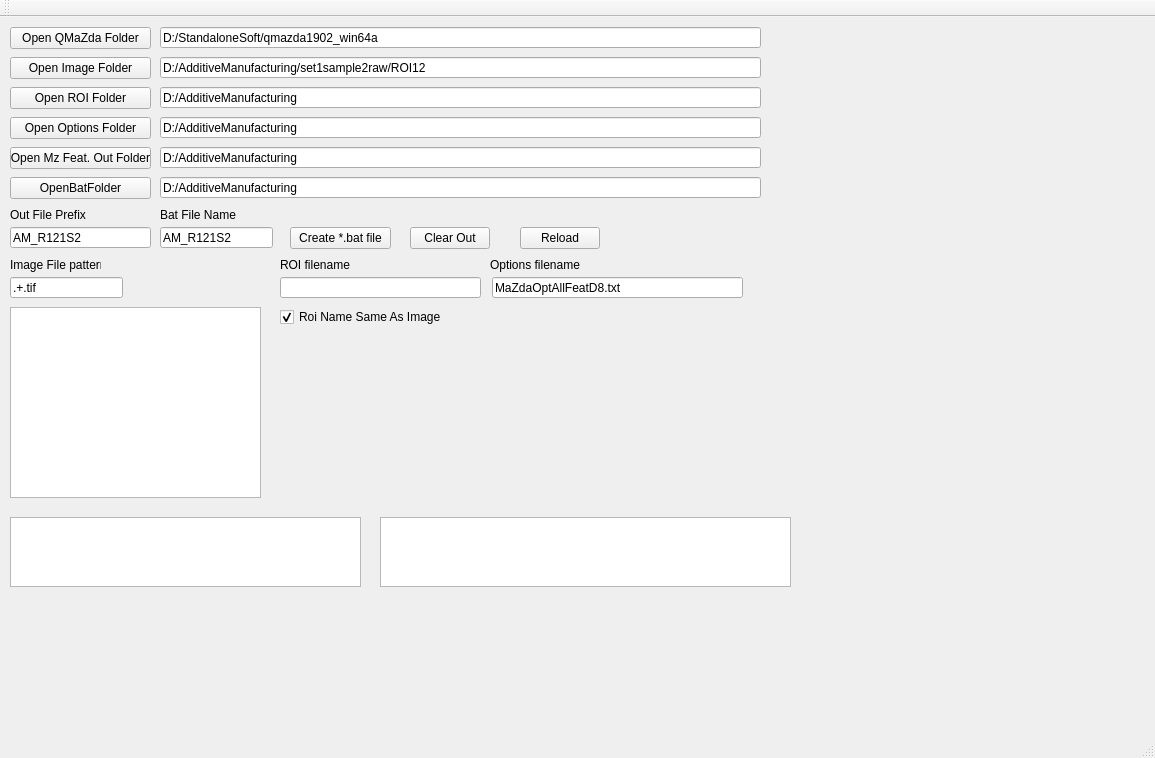
Above: mainwindow.ui from marcinkociolek/MazdaBatSimple before the change. Below: the same form after it.
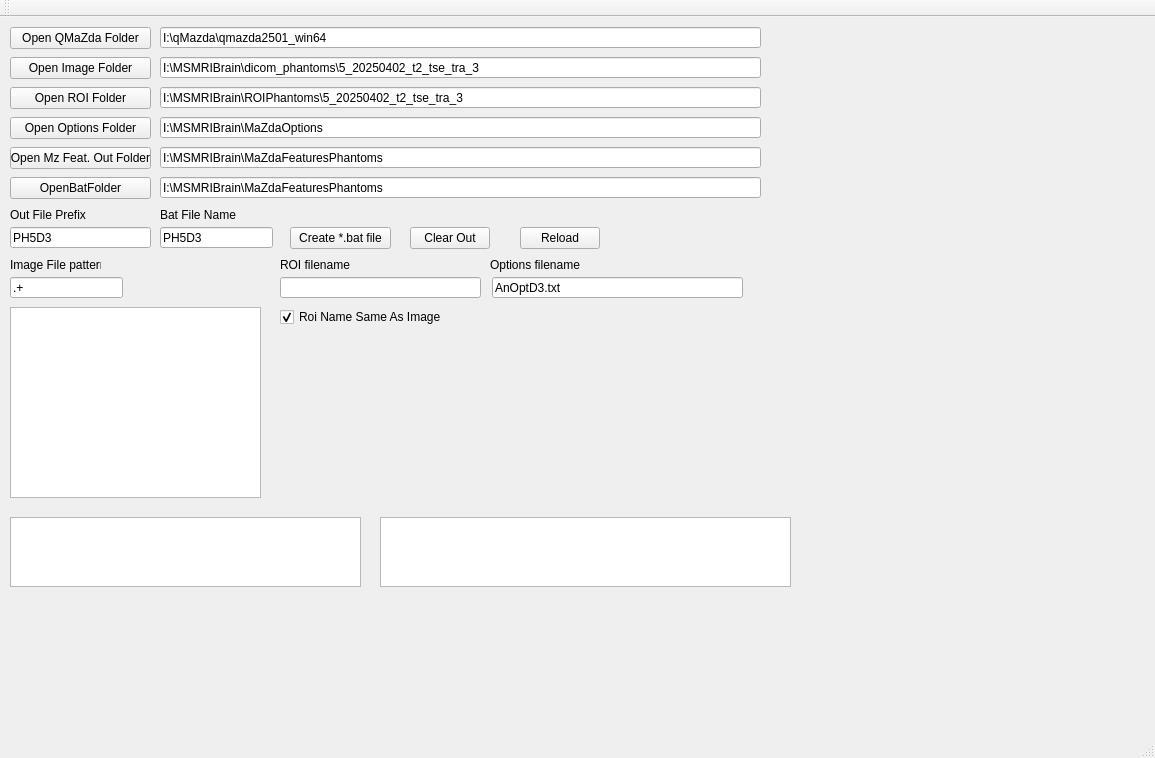
That is the form after the change.

Commit message: current task adjustments

```diff
--- a/mainwindow.ui
+++ b/mainwindow.ui
@@ -24,7 +24,7 @@
      </rect>
     </property>
     <property name="text">
-     <string>D:/AdditiveManufacturing</string>
+     <string>I:\MSMRIBrain\MaZdaFeaturesPhantoms</string>
     </property>
    </widget>
    <widget class="QPushButton" name="pushButtonOpenQMaZdaFolder">
@@ -50,7 +50,7 @@
      </rect>
     </property>
     <property name="text">
-     <string>D:/AdditiveManufacturing</string>
+     <string>I:\MSMRIBrain\MaZdaOptions</string>
     </property>
    </widget>
    <widget class="QPushButton" name="pushButtonOpenOptionsFolder">
@@ -76,7 +76,7 @@
      </rect>
     </property>
     <property name="text">
-     <string>D:/StandaloneSoft/qmazda1902_win64a</string>
+     <string>I:\qMazda\qmazda2501_win64</string>
     </property>
    </widget>
    <widget class="QPushButton" name="pushButtonUpenImageFolder">
@@ -102,7 +102,7 @@
      </rect>
     </property>
     <property name="text">
-     <string>D:/AdditiveManufacturing/set1sample2raw/ROI12</string>
+     <string>I:\MSMRIBrain\dicom_phantoms\5_20250402_t2_tse_tra_3</string>
     </property>
    </widget>
    <widget class="QLineEdit" name="lineEditROIFolder">
@@ -115,7 +115,7 @@
      </rect>
     </property>
     <property name="text">
-     <string>D:/AdditiveManufacturing</string>
+     <string>I:\MSMRIBrain\ROIPhantoms\5_20250402_t2_tse_tra_3</string>
     </property>
    </widget>
    <widget class="QPushButton" name="pushButtonOpenMzFeaturesOutFolder">
@@ -154,7 +154,7 @@
      </rect>
     </property>
     <property name="text">
-     <string>D:/AdditiveManufacturing</string>
+     <string>I:\MSMRIBrain\MaZdaFeaturesPhantoms</string>
     </property>
    </widget>
    <widget class="QPushButton" name="pushButtonOpenBatFolder">
@@ -180,7 +180,7 @@
      </rect>
     </property>
     <property name="text">
-     <string>.+.tif</string>
+     <string>.+</string>
     </property>
    </widget>
    <widget class="QPushButton" name="pushButtonCreateBatFile">
@@ -229,7 +229,7 @@
      </rect>
     </property>
     <property name="text">
-     <string>AM_R121S2</string>
+     <string>PH5D3</string>
     </property>
    </widget>
    <widget class="QLabel" name="labelImageFilePattern">
@@ -314,7 +314,7 @@
      </rect>
     </property>
     <property name="text">
-     <string>AM_R121S2</string>
+     <string>PH5D3</string>
     </property>
    </widget>
    <widget class="QLineEdit" name="lineEditROIFileName">
@@ -353,7 +353,7 @@
      </rect>
     </property>
     <property name="text">
-     <string>MaZdaOptAllFeatD8.txt</string>
+     <string>AnOptD3.txt</string>
     </property>
    </widget>
    <widget class="QLabel" name="labelROIFileName_2">
```
The commit also changes 1 other file.
